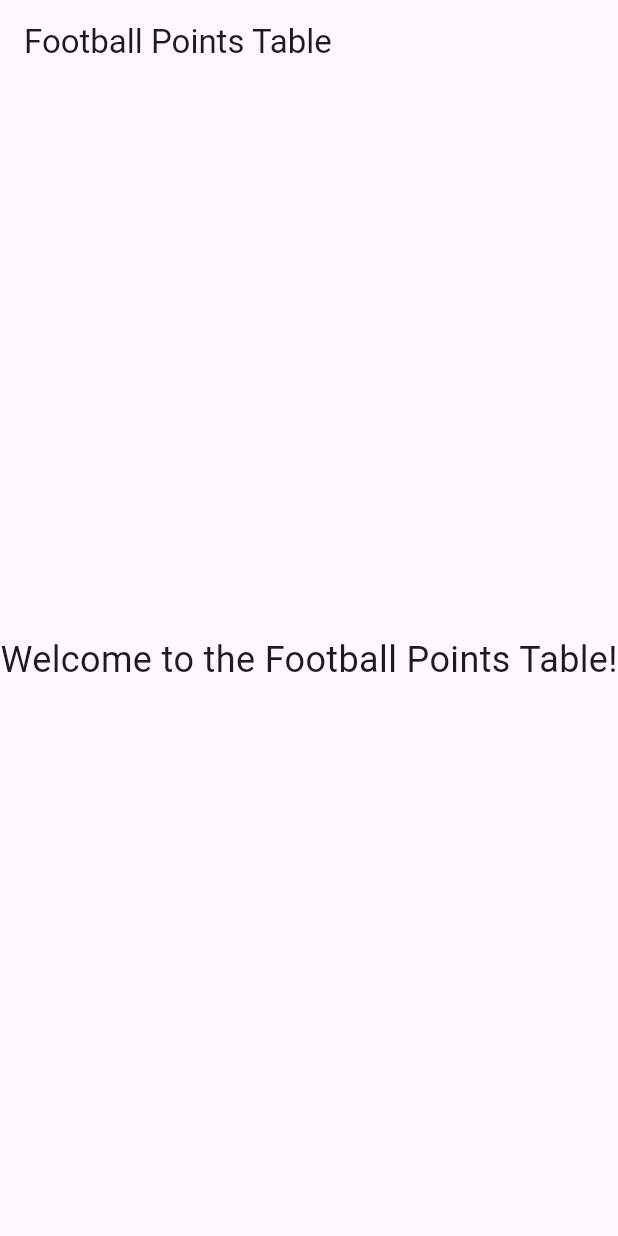
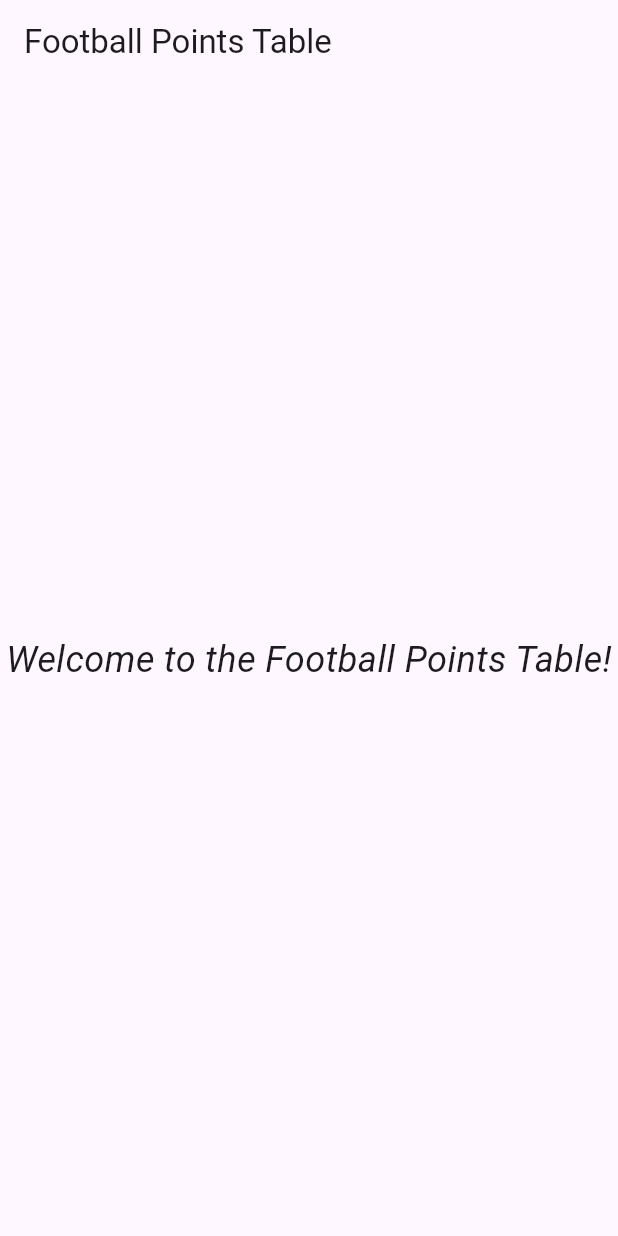
Before and after one commit to faridullah77/football_app, a Flutter app: the screen it shows after launch, on a phone screen of 412 x 824 dp. Run offline on Flutter 3.47's test engine with Material 3 defaults, Android fonts, the phone set to English and light mode, and no system bars.

Commit message:
font style added

```diff
--- a/lib/main.dart
+++ b/lib/main.dart
@@ -16,7 +16,8 @@ class MyApp extends StatelessWidget {
         body: Center(
           child: Text(
             'Welcome to the Football Points Table!',
-            style: TextStyle(fontSize: 24),
+            style: TextStyle(fontSize: 24,
+            fontStyle: FontStyle.italic),
           ),
         ),
       ),
```
